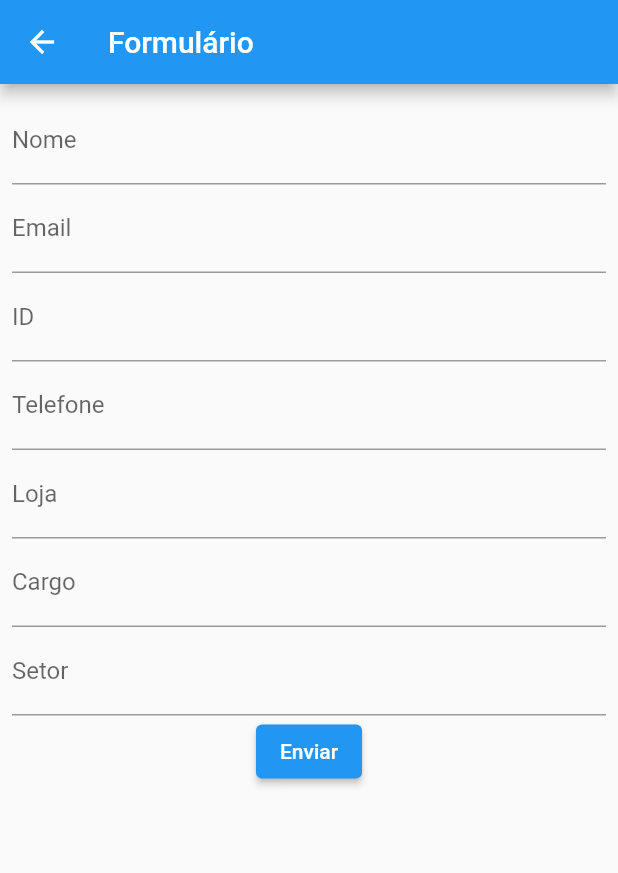
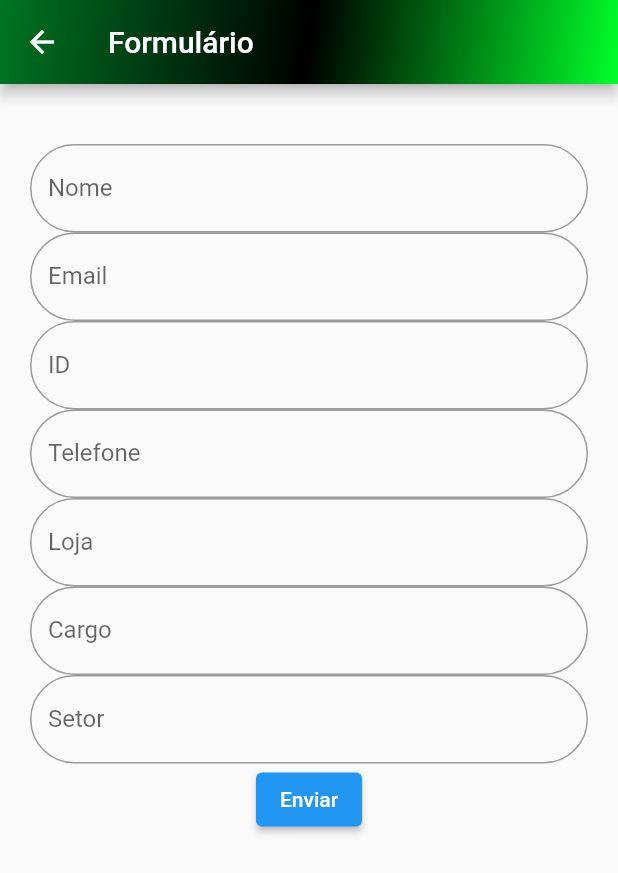
Before and after one commit to GFRrank/projeto_validad, a Flutter app: the CadastroFunc screen opened by its route, on a phone screen of 412 x 824 dp. Shown: the top 873 px of the screen. Run offline on Flutter 3.47's test engine with Material 2 defaults, Android fonts, the phone set to English and light mode, and no system bars; our stand-ins replace device_preview, firebase_core; missing offline and left inert: spreadsheet_decoder; accounts and stored records are empty.

```diff
--- a/lib/main.dart
+++ b/lib/main.dart
@@ -28,8 +28,25 @@ void main() {
   );
 }
 
+Widget degradeVerde () {
+      return Container(
+          decoration: BoxDecoration(
+            gradient: LinearGradient(
+              begin: Alignment.topLeft,
+              end: Alignment.bottomRight,
+              colors: [
+                const Color.fromARGB(255, 0, 117, 35).withOpacity(1.0),
+                const Color.fromARGB(255, 0, 0, 0).withOpacity(1.0),
+                const Color.fromARGB(255, 0, 255, 42).withOpacity(1.0),
+              ],
+            ),
+          ),
+      );
+}
+
 class MyApp extends StatelessWidget {
   const MyApp({super.key});
+  degradeVerde() => degradeVerde();
 
   @override
   Widget build(BuildContext context) {
--- a/lib/view/Cadastro_Esto_view.dart
+++ b/lib/view/Cadastro_Esto_view.dart
@@ -1,4 +1,5 @@
 import 'package:flutter/material.dart';
+import 'package:projeto_valid/main.dart';
 
 void main() {
   runApp(MaterialApp(
@@ -19,6 +20,7 @@ class _CadastroEstoqueState extends State<CadastroEstoque> {
   Widget build(BuildContext context) {
     return Scaffold(
       appBar: AppBar(
+        flexibleSpace: degradeVerde(),
         title: Text('Cadastro de Estoque'),
       ),
       body: Form(
--- a/lib/view/Cadastro_Func_view.dart
+++ b/lib/view/Cadastro_Func_view.dart
@@ -1,4 +1,5 @@
 import 'package:flutter/material.dart';
+import 'package:projeto_valid/main.dart';
 
 void main() {
   runApp(MaterialApp(
@@ -15,17 +16,23 @@ class CadastroFunc extends StatelessWidget {
   Widget build(BuildContext context) {
     return Scaffold(
       appBar: AppBar(
+        flexibleSpace: degradeVerde(),
         title: const Text('Formulário'),
       ),
       body: Padding(
-        padding: const EdgeInsets.all(8.0),
+        padding: const EdgeInsets.only(top: 40, left: 20, right:20),
         child: Form(
           key: _formKey,
           child: SingleChildScrollView(
             child: Column(
               children: <Widget>[
                 TextFormField(
-                  decoration: const InputDecoration(labelText: 'Nome'),
+                  decoration: const InputDecoration(
+                    labelText: 'Nome',
+                    border: OutlineInputBorder(
+                        borderRadius: BorderRadius.all(Radius.elliptical(50, 50))
+                    )
+                  ),
                   validator: (value) {
                     if (value == null || value.isEmpty) {
                       return 'Por favor, insira seu nome.';
@@ -34,7 +41,13 @@ class CadastroFunc extends StatelessWidget {
                   },
                 ),
                 TextFormField(
-                  decoration: const InputDecoration(labelText: 'Email'),
+                  decoration: const InputDecoration(
+                    labelText: 'Email',
+                    border: OutlineInputBorder(
+                        borderRadius: BorderRadius.all(Radius.elliptical(50, 50))
+                    )
+                  ),
+                keyboardType: TextInputType.emailAddress,
                   validator: (value) {
                     if (value == null || value.isEmpty) {
                       return 'Por favor, insira seu email.';
@@ -43,7 +56,12 @@ class CadastroFunc extends StatelessWidget {
                   },
                 ),
                 TextFormField(
-                  decoration: const InputDecoration(labelText: 'ID'),
+                  decoration: const InputDecoration(
+                    labelText: 'ID',
+                    border: OutlineInputBorder(
+                        borderRadius: BorderRadius.all(Radius.elliptical(50, 50))
+                    )
+                  ),
                   validator: (value) {
                     if (value == null || value.isEmpty) {
                       return 'Por favor, insira seu ID.';
@@ -52,7 +70,12 @@ class CadastroFunc extends StatelessWidget {
                   },
                 ),
                 TextFormField(
-                  decoration: const InputDecoration(labelText: 'Telefone'),
+                  decoration: const InputDecoration(
+                    labelText: 'Telefone',
+                    border: OutlineInputBorder(
+                        borderRadius: BorderRadius.all(Radius.elliptical(50, 50))
+                    )
+                  ),
                   validator: (value) {
                     if (value == null || value.isEmpty) {
                       return 'Por favor, insira seu telefone.';
@@ -61,7 +84,12 @@ class CadastroFunc extends StatelessWidget {
                   },
                 ),
                 TextFormField(
-                  decoration: const InputDecoration(labelText: 'Loja'),
+                  decoration: const InputDecoration(
+                    labelText: 'Loja',
+                    border: OutlineInputBorder(
+                        borderRadius: BorderRadius.all(Radius.elliptical(50, 50))
+                    )
+                  ),
                   validator: (value) {
                     if (value == null || value.isEmpty) {
                       return 'Por favor, insira a loja.';
@@ -70,7 +98,12 @@ class CadastroFunc extends StatelessWidget {
                   },
                 ),
                 TextFormField(
-                  decoration: const InputDecoration(labelText: 'Cargo'),
+                  decoration: const InputDecoration(
+                    labelText: 'Cargo',
+                    border: OutlineInputBorder(
+                        borderRadius: BorderRadius.all(Radius.elliptical(50, 50))
+                    )
+                  ),
                   validator: (value) {
                     if (value == null || value.isEmpty) {
                       return 'Por favor, insira o cargo.';
@@ -79,7 +112,12 @@ class CadastroFunc extends StatelessWidget {
                   },
                 ),
                 TextFormField(
-                  decoration: const InputDecoration(labelText: 'Setor'),
+                  decoration: const InputDecoration(
+                    labelText: 'Setor',
+                    border: OutlineInputBorder(
+                        borderRadius: BorderRadius.all(Radius.elliptical(50, 50))
+                    )
+                  ),
                   validator: (value) {
                     if (value == null || value.isEmpty) {
                       return 'Por favor, insira o setor.';
--- a/lib/view/Configurações_view.dart
+++ b/lib/view/Configurações_view.dart
@@ -1,4 +1,5 @@
 import 'package:flutter/material.dart';
+import 'package:projeto_valid/main.dart';
 
 class Config extends StatefulWidget {
   @override
@@ -13,6 +14,9 @@ class _ConfigState extends State<Config> {
   Widget build(BuildContext context) {
     return Scaffold(
       appBar: AppBar(
+        flexibleSpace: Container(
+          color: Colors.green,
+        ),
         title: Text('Configurações'),
       ),
       body: ListView(
--- a/lib/view/HubScreen_view.dart
+++ b/lib/view/HubScreen_view.dart
@@ -1,4 +1,5 @@
 import 'package:flutter/material.dart';
+import 'package:projeto_valid/main.dart';
 
 class HubScreen extends StatelessWidget {
   const HubScreen({Key? key}) : super(key: key);
@@ -7,7 +8,9 @@ class HubScreen extends StatelessWidget {
   Widget build(BuildContext context) {
     return Scaffold(
       appBar: AppBar(
-        title: const Text('Hub Screen'),
+        flexibleSpace: degradeVerde(),
+        centerTitle: true,
+        title: const Text('Hub Screen', style: TextStyle(fontSize: 23)),
       ),
       body: Center(
         child: Column(
@@ -48,6 +51,7 @@ class HubScreen extends StatelessWidget {
                     height: 50.0,
                     width: 50.0,
                     decoration: const BoxDecoration(
+
                       image: DecorationImage(
                         image: AssetImage('assets/gfrlogo.png'),
                         fit: BoxFit.cover,
--- a/lib/view/Produtos_view.dart
+++ b/lib/view/Produtos_view.dart
@@ -1,4 +1,5 @@
 import 'package:flutter/material.dart';
+import 'package:projeto_valid/main.dart';
 
 void main() {
   runApp(MaterialApp(
@@ -14,7 +15,8 @@ class Produtos extends StatelessWidget {
       child: Scaffold(
         backgroundColor: Colors.black38,
         appBar: AppBar(
-          bottom: TabBar(
+          flexibleSpace: degradeVerde(),
+          bottom: const TabBar(
             tabs: [
               Tab(
                   text: "Rebaixa",
--- a/lib/view/Whatsapp_view.dart
+++ b/lib/view/Whatsapp_view.dart
@@ -1,5 +1,6 @@
 import 'package:flutter/material.dart';
 import 'package:http/http.dart' as http;
+import 'package:projeto_valid/main.dart';
 
 class WhatsappView extends StatefulWidget {
   @override
@@ -11,6 +12,7 @@ class _WhatsappViewState extends State<WhatsappView> {
   Widget build(BuildContext context) {
     return Scaffold(
       appBar: AppBar(
+        flexibleSpace: degradeVerde(),
         title: Text('WhatsApp'),
       ),
       body: Center(
```
Also changed, not shown: lib/view/Autentificação_view.dart (+20 -18 lines), lib/view/Login_view.dart (+39 -14 lines), 3 other files.
